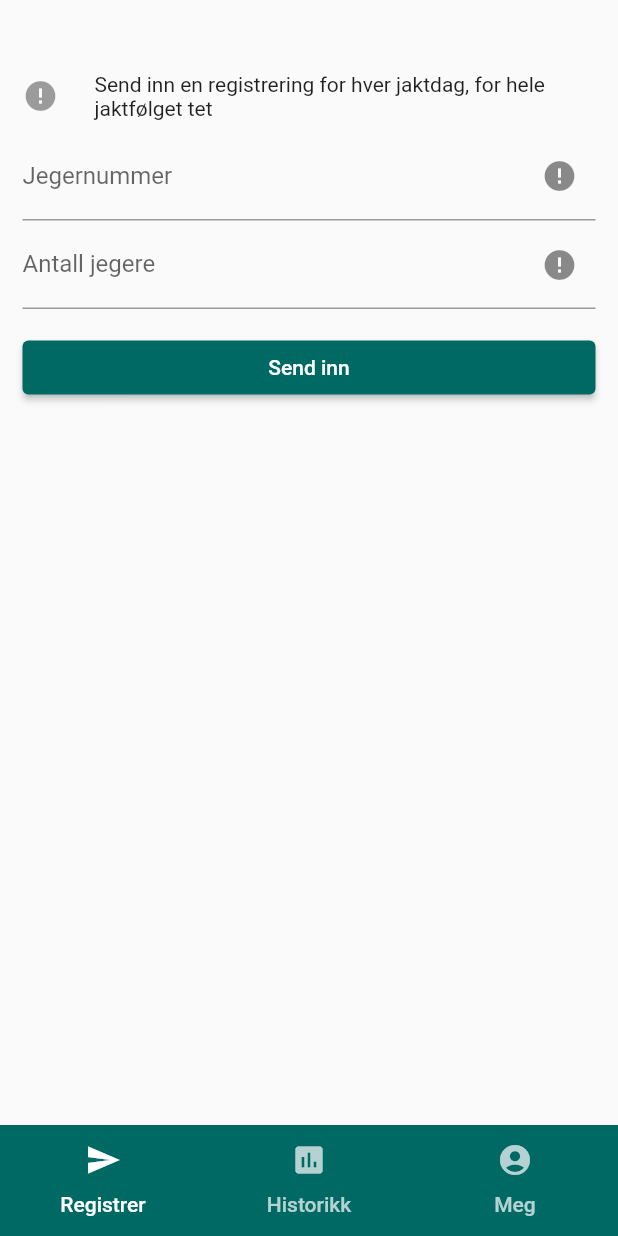
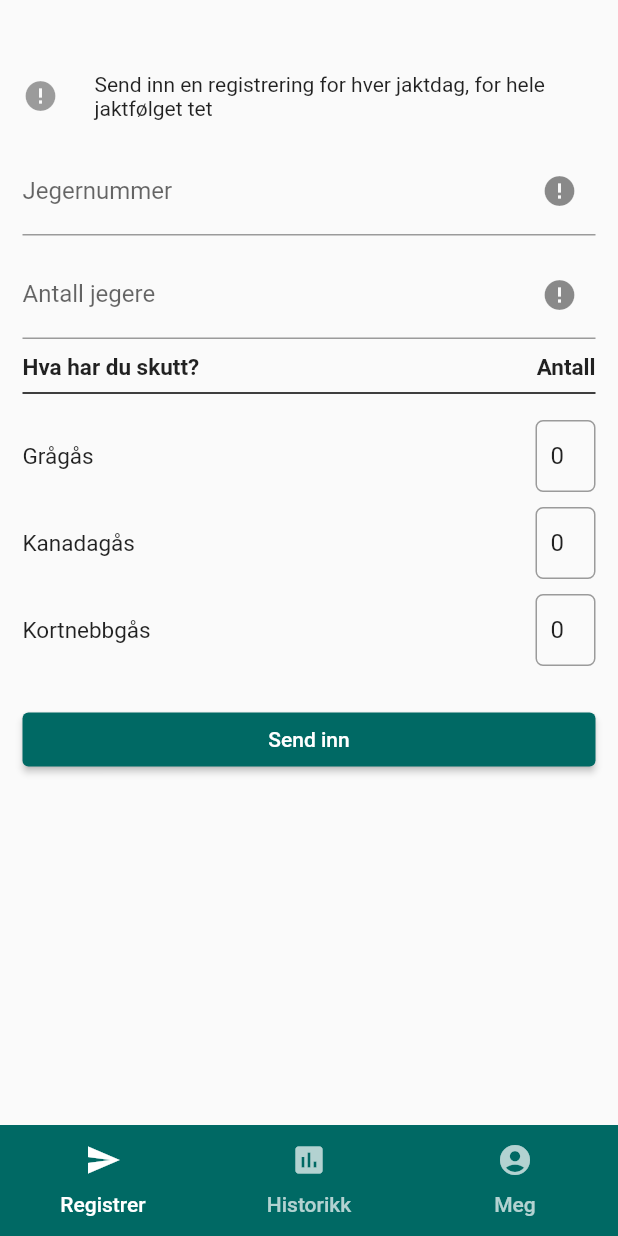
Before and after one commit to magnusgeriksson/gasejakt, a Flutter app: the screen it shows after launch, on a phone screen of 412 x 824 dp. Run offline on Flutter 3.47's test engine with Material 2 defaults, Android fonts, the light colour scheme and no system bars; our stand-ins replace get_it.

Commit message:
Number input row

```diff
--- a/lib/ui/screens/register_screen.dart
+++ b/lib/ui/screens/register_screen.dart
@@ -1,7 +1,9 @@
 import 'package:flutter/material.dart';
 import 'package:gasejakt/business_logic/view_models/register_viewmodel.dart';
 import 'package:gasejakt/services/service_locator.dart';
-import 'package:gasejakt/ui/widgets/MDTextFormField.dart';
+import 'package:gasejakt/ui/widgets/column_spacer.dart';
+import 'package:gasejakt/ui/widgets/md_number_input_row.dart';
+import 'package:gasejakt/ui/widgets/md_text_form_field.dart';
 
 class RegisterScreen extends StatefulWidget {
   @override
@@ -15,15 +17,35 @@ class _RegisterState extends State<RegisterScreen> {
   var testIcon2 = Icon(Icons.send);
   final _antallJegereController = TextEditingController();
   final _jegerNummerController = TextEditingController();
+  final _gragasNumberController = TextEditingController(text: "0");
+  final _kanadagasNumberController = TextEditingController(text: "0");
+  final _kortnebbgasNumberController = TextEditingController(text: "0");
+  int gooseCounter = 0;
 
   @override
   void initState() {
     //model.loadData(); <-- Hent huntingdaymodel med jegernummer registrert?
     super.initState();
+    _kanadagasNumberController.addListener(incrementGooseCounter);
+    _gragasNumberController.addListener(incrementGooseCounter);
+    _kortnebbgasNumberController.addListener(incrementGooseCounter);
   }
 
-  _printLatestValue() {
-    print("Second text field: ${myController.text}");
+  @override
+  void dispose() {
+    // Clean up the focus node when the Form is disposed.
+    _gragasNumberController.dispose();
+    _kanadagasNumberController.dispose();
+    _kortnebbgasNumberController.dispose();
+    super.dispose();
+  }
+
+  void incrementGooseCounter() {
+    setState(() {
+      gooseCounter = int.tryParse(_gragasNumberController.text) +
+          int.tryParse(_kanadagasNumberController.text) +
+          int.tryParse(_kortnebbgasNumberController.text);
+    });
   }
 
   bool _isValid = true;
@@ -34,18 +56,18 @@ class _RegisterState extends State<RegisterScreen> {
     });
   }
 
-  final myController = TextEditingController();
-
   @override
   Widget build(BuildContext context) {
     // Build a Form widget using the _formKey created above.
-    return Container(
+    return ListView(
         padding: EdgeInsets.symmetric(vertical: 40, horizontal: 15),
-        child: Form(
+        children: [
+          Form(
             key: _formKey,
             child: Column(
                 crossAxisAlignment: CrossAxisAlignment.start,
                 children: <Widget>[
+                  ColumnSpacer(spacing: 10, children: [
                     Row(
                       mainAxisAlignment: MainAxisAlignment.start,
                       children: <Widget>[
@@ -63,18 +85,54 @@ class _RegisterState extends State<RegisterScreen> {
                         ),
                       ],
                     ),
+                    //Jegernummer
                     MDTextFormField(
                       controller: _jegerNummerController,
                       formKey: _formKey,
                       label: "Jegernummer",
                       validatorText: "Kan ikke være tom",
                     ),
+                    //Antall jegere
                     MDTextFormField(
                       controller: _antallJegereController,
                       formKey: _formKey,
                       label: "Antall jegere",
                       validatorText: "Kan ikke være tom",
                     ),
+                    //Hva har du skutt title
+                    Column(
+                      children: [
+                        Row(
+                          mainAxisAlignment: MainAxisAlignment.spaceBetween,
+                          children: [
+                            Text("Hva har du skutt?",
+                                //TODO default sub title style
+                                style: TextStyle(
+                                    fontWeight: FontWeight.bold, fontSize: 15)),
+                            Text("Antall",
+                                style: TextStyle(
+                                    fontWeight: FontWeight.bold, fontSize: 15))
+                          ],
+                        ),
+                        Divider(color: Colors.black, thickness: 1),
+                      ],
+                    ),
+                    //Grågås
+                    NumberInputRow(
+                        label: "Grågås",
+                        controller: _gragasNumberController,
+                        gooseCounter: gooseCounter),
+                    //Kanadagås
+                    NumberInputRow(
+                        label: "Kanadagås",
+                        controller: _kanadagasNumberController,
+                        gooseCounter: gooseCounter),
+                    //Kortnebbgås
+                    NumberInputRow(
+                        label: "Kortnebbgås",
+                        controller: _kortnebbgasNumberController,
+                        gooseCounter: gooseCounter),
+                    //Send inn
                     Padding(
                         padding: EdgeInsets.only(top: 15),
                         child: SizedBox(
@@ -94,8 +152,9 @@ class _RegisterState extends State<RegisterScreen> {
                             child: Text('Send inn'),
                           ),
                         )),
-            ],
-          ),
-        ));
+                  ]),
+                ]),
+          )
+        ]);
   }
 }
--- /dev/null
+++ b/lib/ui/widgets/column_spacer.dart
@@ -0,0 +1,20 @@
+import 'package:flutter/cupertino.dart';
+
+class ColumnSpacer extends StatelessWidget {
+  final List<Widget> children;
+  final double spacing;
+
+  ColumnSpacer({this.children, this.spacing});
+
+  Widget build(BuildContext context) {
+    return Column(
+      crossAxisAlignment: CrossAxisAlignment.stretch,
+      children: children
+          .map((c) => Container(
+        padding: EdgeInsets.only(bottom: spacing),
+        child: c,
+      ))
+          .toList(),
+    );
+  }
+}
--- /dev/null
+++ b/lib/ui/widgets/md_number_input_row.dart
@@ -0,0 +1,62 @@
+import 'package:flutter/cupertino.dart';
+import 'package:flutter/material.dart';
+
+class NumberInputRow extends StatefulWidget {
+  final TextEditingController controller;
+  final String label;
+  final int gooseCounter;
+
+  const NumberInputRow(
+      {Key key, this.controller, this.label, this.gooseCounter})
+      : super(key: key);
+
+  @override
+  _NumberInputRowState createState() => _NumberInputRowState();
+}
+
+class _NumberInputRowState extends State<NumberInputRow> {
+  final _formFieldKey = GlobalKey<FormFieldState>();
+
+  @override
+  Widget build(BuildContext context) {
+    return Row(mainAxisAlignment: MainAxisAlignment.spaceBetween, children: [
+      Text(
+        widget.label,
+        style: TextStyle(fontSize: 15),
+      ),
+      SizedBox(
+        width: 40,
+        child: TextFormField(
+          key: _formFieldKey,
+          controller: widget.controller,
+          keyboardType: TextInputType.number,
+          decoration: InputDecoration(
+              errorStyle: TextStyle(height: 0),
+              contentPadding:
+                  EdgeInsets.symmetric(vertical: 10.0, horizontal: 10.0),
+              border: OutlineInputBorder(
+                  borderSide: BorderSide(color: Colors.grey, width: 1.0),
+                  borderRadius: BorderRadius.circular(5.0))),
+          validator: (value) {
+            if (int.tryParse(value) != null && int.tryParse(value) > 0)
+              return null;
+            return "";
+            // if (widget.gooseCounter == null || widget.gooseCounter < 1)
+            //   return "";
+            // return null;
+          },
+          onTap: () {
+            if (widget.controller.text == "0") {
+              widget.controller.clear();
+            }
+          },
+          onChanged: (text) {
+            _formFieldKey?.currentState?.validate();
+
+            // widget.controller.clear();
+          },
+        ),
+      )
+    ]);
+  }
+}
```
Also changed, not shown: lib/ui/widgets/md_text_form_field.dart (renamed from lib/ui/widgets/MDTextFormField.dart). Lines whose indentation alone changed are shown as unchanged.
